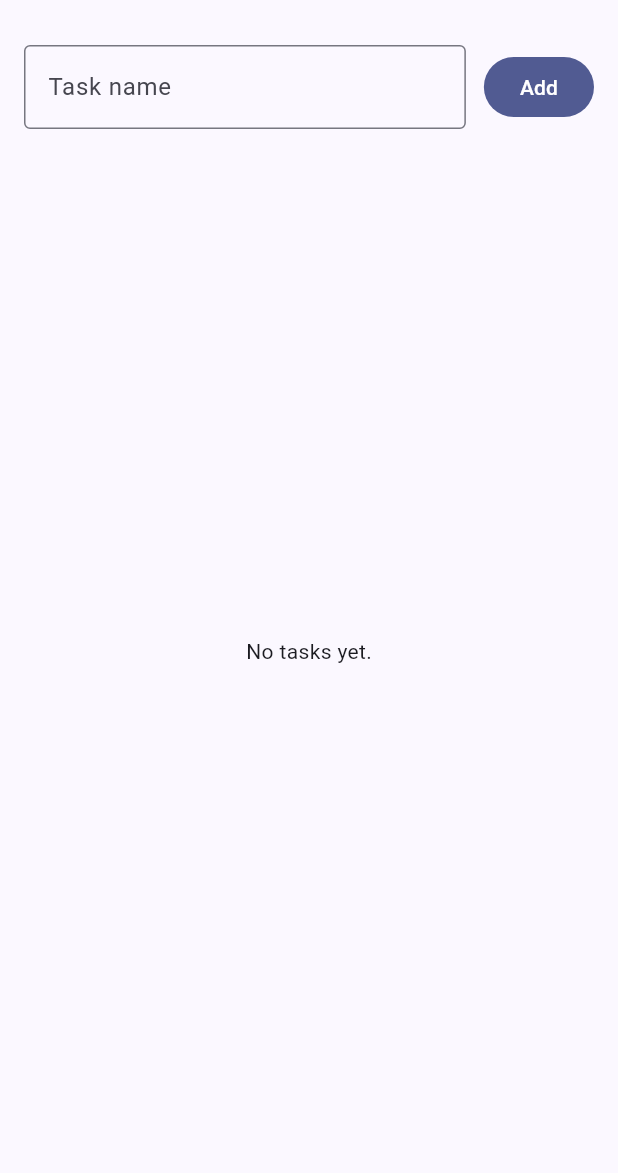
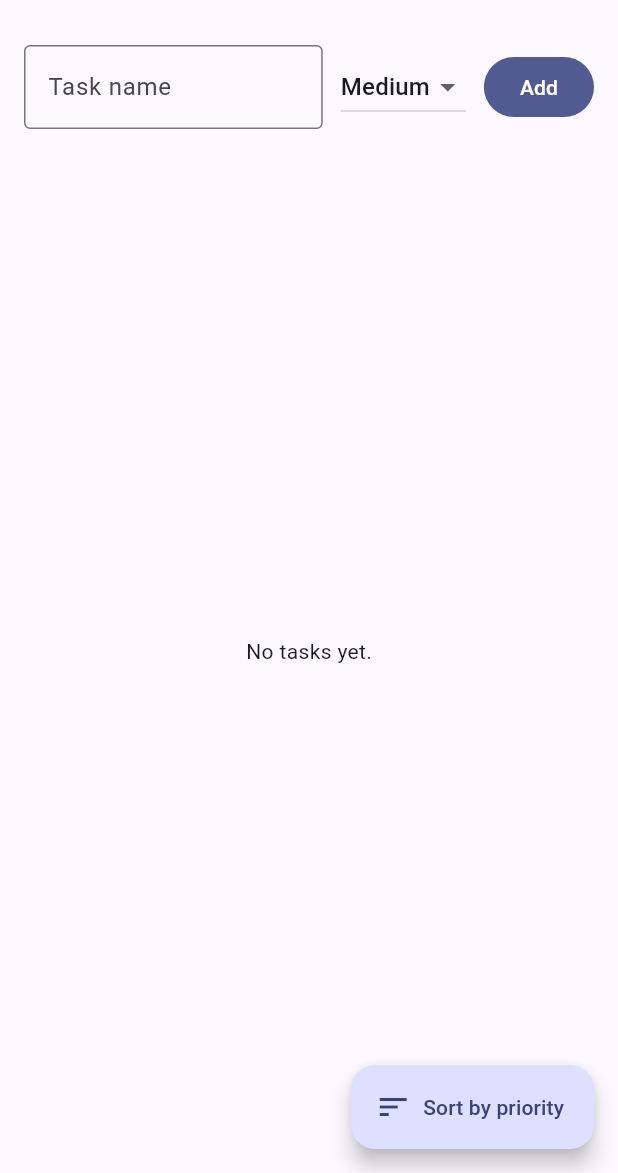
Before and after one commit to sannzay/cw3_mad, a Flutter app: the screen it shows after launch, on a phone screen of 412 x 824 dp, the part 63-1236 px from its top. Run offline on Flutter 3.47's test engine with Material 3 defaults, Android fonts, the phone set to English and light mode, and no system bars.

Commit message:
feat: Stage 3 add priority model, UI, display, and sorting

```diff
--- a/lib/main.dart
+++ b/lib/main.dart
@@ -4,10 +4,27 @@
   runApp(const TaskApp());
 }
 
+enum Priority { low, medium, high }
+
+extension PriorityX on Priority {
+  String get label => switch (this) {
+        Priority.low => 'Low',
+        Priority.medium => 'Medium',
+        Priority.high => 'High',
+      };
+  // Higher number = higher priority weight for sorting
+  int get weight => switch (this) {
+        Priority.low => 0,
+        Priority.medium => 1,
+        Priority.high => 2,
+      };
+}
+
 class Task {
   String name;
   bool isDone;
-  Task({required this.name, this.isDone = false});
+  Priority priority;
+  Task({required this.name, this.isDone = false, this.priority = Priority.medium});
 }
 
 class TaskApp extends StatelessWidget {
@@ -32,12 +49,14 @@
 class _TaskListScreenState extends State<TaskListScreen> {
   final TextEditingController _controller = TextEditingController();
   final List<Task> _tasks = [];
+  Priority _selectedPriority = Priority.medium;
 
   void _addTask() {
     final text = _controller.text.trim();
     if (text.isEmpty) return;
     setState(() {
-      _tasks.add(Task(name: text));
+      _tasks.add(Task(name: text, priority: _selectedPriority));
+      _sortTasks();
     });
     _controller.clear();
   }
@@ -52,6 +71,10 @@
     setState(() {
       _tasks.removeAt(index);
     });
+  }
+
+  void _sortTasks() {
+    _tasks.sort((a, b) => b.priority.weight.compareTo(a.priority.weight));
   }
 
   @override
@@ -73,6 +96,16 @@
                     ),
                     onSubmitted: (_) => _addTask(),
                   ),
+                ),
+                const SizedBox(width: 12),
+                DropdownButton<Priority>(
+                  value: _selectedPriority,
+                  onChanged: (p) => setState(() => _selectedPriority = p ?? Priority.medium),
+                  items: const [
+                    DropdownMenuItem(value: Priority.low, child: Text('Low')),
+                    DropdownMenuItem(value: Priority.medium, child: Text('Medium')),
+                    DropdownMenuItem(value: Priority.high, child: Text('High')),
+                  ],
                 ),
                 const SizedBox(width: 12),
                 FilledButton(onPressed: _addTask, child: const Text('Add')),
@@ -100,10 +133,10 @@
                                     : TextDecoration.none,
                               ),
                             ),
+                            subtitle: Text('Priority: ${task.priority.label}'),
                             trailing: IconButton(
                               icon: const Icon(Icons.delete_outline),
                               onPressed: () => _deleteTask(index),
-                              tooltip: 'Delete',
                             ),
                           ),
                         );
@@ -113,6 +146,11 @@
           ],
         ),
       ),
+      floatingActionButton: FloatingActionButton.extended(
+        onPressed: () => setState(_sortTasks),
+        label: const Text('Sort by priority'),
+        icon: const Icon(Icons.sort),
+      ),
     );
   }
 }
```
